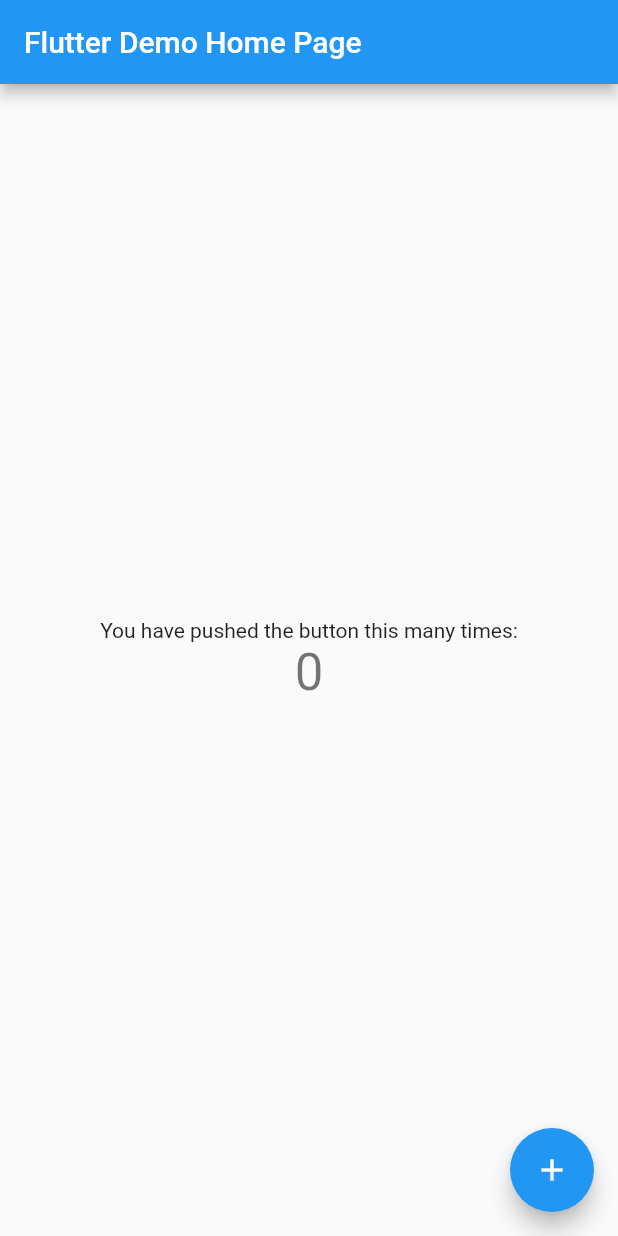
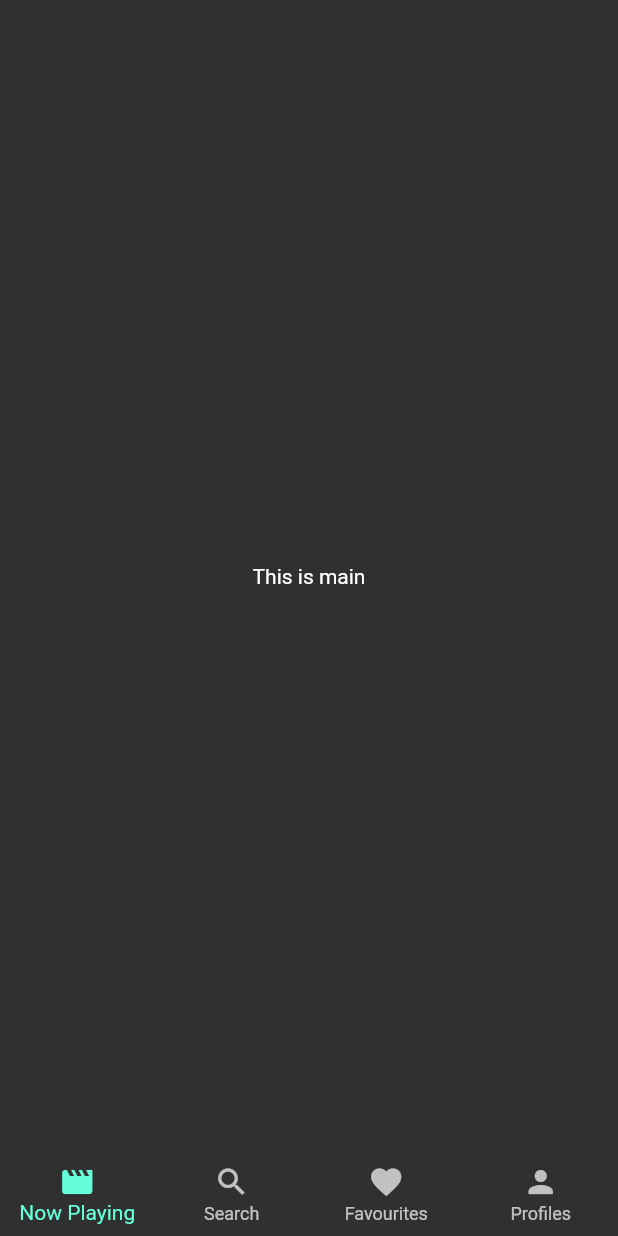
Before and after one commit to hypetechdev/flutter_shows_app, a Flutter app: the screen it shows after launch, on a phone screen of 412 x 824 dp. Run offline on Flutter 3.47's test engine with Material 2 defaults, Android fonts, the phone set to English and light mode, and no system bars; our stand-ins replace dio, flutter_hooks, freezed_annotation, hooks_riverpod.

Commit message:
Add screens and data layer

```diff
--- /dev/null
+++ b/lib/app/all_shows/movies_model.dart
@@ -0,0 +1 @@
+class MoviesModel {}
--- /dev/null
+++ b/lib/app/app_root.dart
@@ -0,0 +1,19 @@
+import 'package:flutter/material.dart';
+
+import 'package:movies_mobile_app/app/main/main_navigation.dart';
+import 'package:movies_mobile_app/app/main/main_screen.dart';
+
+class AppRoot extends StatelessWidget {
+  @override
+  Widget build(BuildContext context) {
+    return MaterialApp(
+        title: 'Movie Night',
+        theme: ThemeData.dark(),
+        debugShowCheckedModeBanner: false,
+        home: MainNavigationBuilder(
+          builder: (_, __) {
+            return MainScreen();
+          },
+        ));
+  }
+}
--- /dev/null
+++ b/lib/app/main/main_navigation.dart
@@ -0,0 +1,61 @@
+import 'package:flutter/material.dart';
+
+enum TabItem { nowPlaying, search, favourites, profiles }
+
+class MainNavigationBuilder extends StatefulWidget {
+  const MainNavigationBuilder({Key? key, required this.builder})
+      : super(key: key);
+  final Widget Function(BuildContext, TabItem) builder;
+
+  @override
+  _MainNavigationBuilderState createState() => _MainNavigationBuilderState();
+}
+
+class _MainNavigationBuilderState extends State<MainNavigationBuilder> {
+  // TODO: Move this state into a provider that can be set when a profile is selected
+  TabItem _currentTab = TabItem.nowPlaying;
+
+  @override
+  Widget build(BuildContext context) {
+    return Scaffold(
+      body: widget.builder(context, _currentTab),
+      bottomNavigationBar: BottomNavigation(
+        currentTab: _currentTab,
+        onSelectTab: (TabItem tab) => setState(() => _currentTab = tab),
+      ),
+    );
+  }
+}
+
+class BottomNavigation extends StatelessWidget {
+  const BottomNavigation({required this.currentTab, required this.onSelectTab});
+  final TabItem currentTab;
+  final ValueChanged<TabItem> onSelectTab;
+
+  @override
+  Widget build(BuildContext context) {
+    return BottomNavigationBar(
+      type: BottomNavigationBarType.fixed,
+      currentIndex: currentTab.index,
+      items: const <BottomNavigationBarItem>[
+        BottomNavigationBarItem(
+          icon: Icon(Icons.movie),
+          label: 'Now Playing',
+        ),
+        BottomNavigationBarItem(
+          icon: Icon(Icons.search),
+          label: 'Search',
+        ),
+        BottomNavigationBarItem(
+          icon: Icon(Icons.favorite),
+          label: 'Favourites',
+        ),
+        BottomNavigationBarItem(
+          icon: Icon(Icons.person),
+          label: 'Profiles',
+        ),
+      ],
+      onTap: (int index) => onSelectTab(TabItem.values[index]),
+    );
+  }
+}
--- /dev/null
+++ b/lib/app/main/main_screen.dart
@@ -0,0 +1,15 @@
+import 'package:flutter/material.dart';
+
+import 'package:hooks_riverpod/hooks_riverpod.dart';
+import 'package:flutter_hooks/flutter_hooks.dart';
+import 'package:movies_mobile_app/app/main/root_providers.dart';
+
+class MainScreen extends HookWidget {
+  @override
+  Widget build(BuildContext context) {
+    final state = useProvider(appStartupProvider);
+    return Container(
+      child: Center(child: Text('This is main')),
+    );
+  }
+}
--- /dev/null
+++ b/lib/app/main/root_providers.dart
@@ -0,0 +1,11 @@
+import 'package:hooks_riverpod/hooks_riverpod.dart';
+import 'package:movies_mobile_app/app/main/main_model.dart';
+
+final dataStoreProvider = Provider<dynamic>(
+  (ref) => throw UnimplementedError(),
+);
+
+final appStartupProvider = StateNotifierProvider<MainModel>((ref) {
+  // final dataStore = ref.watch(dataStoreProvider);
+  return MainModel();
+});
--- a/lib/main.dart
+++ b/lib/main.dart
@@ -1,113 +1,12 @@
 import 'package:flutter/material.dart';
+import 'package:hooks_riverpod/hooks_riverpod.dart';
 
-void main() {
-  runApp(MyApp());
+import 'app/app_root.dart';
+
+Future<void> main() async {
+  WidgetsFlutterBinding.ensureInitialized();
+
+  runApp(ProviderScope(
+    child: AppRoot(),
+  ));
 }
-
-class MyApp extends StatelessWidget {
-  // This widget is the root of your application.
-  @override
-  Widget build(BuildContext context) {
-    return MaterialApp(
-      title: 'Flutter Demo',
-      theme: ThemeData(
-        // This is the theme of your application.
-        //
-        // Try running your application with "flutter run". You'll see the
-        // application has a blue toolbar. Then, without quitting the app, try
-        // changing the primarySwatch below to Colors.green and then invoke
-        // "hot reload" (press "r" in the console where you ran "flutter run",
-        // or simply save your changes to "hot reload" in a Flutter IDE).
-        // Notice that the counter didn't reset back to zero; the application
-        // is not restarted.
-        primarySwatch: Colors.blue,
-      ),
-      home: MyHomePage(title: 'Flutter Demo Home Page'),
-    );
-  }
-}
-
-class MyHomePage extends StatefulWidget {
-  MyHomePage({Key? key, this.title}) : super(key: key);
-
-  // This widget is the home page of your application. It is stateful, meaning
-  // that it has a State object (defined below) that contains fields that affect
-  // how it looks.`
-
-  // This class is the configuration for the state. It holds the values (in this
-  // case the title) provided by the parent (in this case the App widget) and
-  // used by the build method of the State. Fields in a Widget subclass are
-  // always marked "final".
-
-  final String? title;
-
-  @override
-  _MyHomePageState createState() => _MyHomePageState();
-}
-
-class _MyHomePageState extends State<MyHomePage> {
-  int _counter = 0;
-
-  void _incrementCounter() {
-    setState(() {
-      // This call to setState tells the Flutter framework that something has
-      // changed in this State, which causes it to rerun the build method below
-      // so that the display can reflect the updated values. If we changed
-      // _counter without calling setState(), then the build method would not be
-      // called again, and so nothing would appear to happen.
-      _counter++;
-    });
-  }
-
-  @override
-  Widget build(BuildContext context) {
-    // This method is rerun every time setState is called, for instance as done
-    // by the _incrementCounter method above.
-    //
-    // The Flutter framework has been optimized to make rerunning build methods
-    // fast, so that you can just rebuild anything that needs updating rather
-    // than having to individually change instances of widgets.
-    return Scaffold(
-      appBar: AppBar(
-        // Here we take the value from the MyHomePage object that was created by
-        // the App.build method, and use it to set our appbar title.
-        title: Text(widget.title!),
-      ),
-      body: Center(
-        // Center is a layout widget. It takes a single child and positions it
-        // in the middle of the parent.
-        child: Column(
-          // Column is also a layout widget. It takes a list of children and
-          // arranges them vertically. By default, it sizes itself to fit its
-          // children horizontally, and tries to be as tall as its parent.
-          //
-          // Invoke "debug painting" (press "p" in the console, choose the
-          // "Toggle Debug Paint" action from the Flutter Inspector in Android
-          // Studio, or the "Toggle Debug Paint" command in Visual Studio Code)
-          // to see the wireframe for each widget.
-          //
-          // Column has various properties to control how it sizes itself and
-          // how it positions its children. Here we use mainAxisAlignment to
-          // center the children vertically; the main axis here is the vertical
-          // axis because Columns are vertical (the cross axis would be
-          // horizontal).
-          mainAxisAlignment: MainAxisAlignment.center,
-          children: <Widget>[
-            Text(
-              'You have pushed the button this many times:',
-            ),
-            Text(
-              '$_counter',
-              style: Theme.of(context).textTheme.headline4,
-            ),
-          ],
-        ),
-      ),
-      floatingActionButton: FloatingActionButton(
-        onPressed: _incrementCounter,
-        tooltip: 'Increment',
-        child: Icon(Icons.add),
-      ), // This trailing comma makes auto-formatting nicer for build methods.
-    );
-  }
-}
```
Also changed, not shown: analysis_options.yaml (+32 -0 lines), lib/api/api_client.dart (added, +28 -0 lines), lib/app/all_shows/shows_screen.dart (added, +12 -0 lines), lib/app/main/main_model.dart (added, +28 -0 lines), lib/models/entities/shows_data.dart (added, +35 -0 lines), lib/models/network/show_response.dart (added, +22 -0 lines), lib/models/network/shows_response.dart (added, +29 -0 lines), lib/models/state/app_startup_state.dart (added, +12 -0 lines), lib/models/state/now_playing_state.dart (added, +13 -0 lines), pubspec.yaml (+11 -38 lines), lib/models/network/show_response.freezed.dart (added), lib/models/network/show_response.g.dart (added), lib/models/network/shows_response.freezed.dart (added), lib/models/network/shows_response.g.dart (added), 3 more files, 1 other file.
